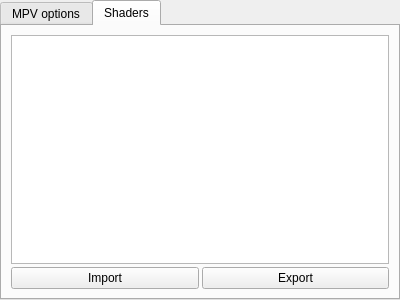
First picture: the form in prefs/prefadvanced.ui, repository brainrom/kokovp, before the edit.
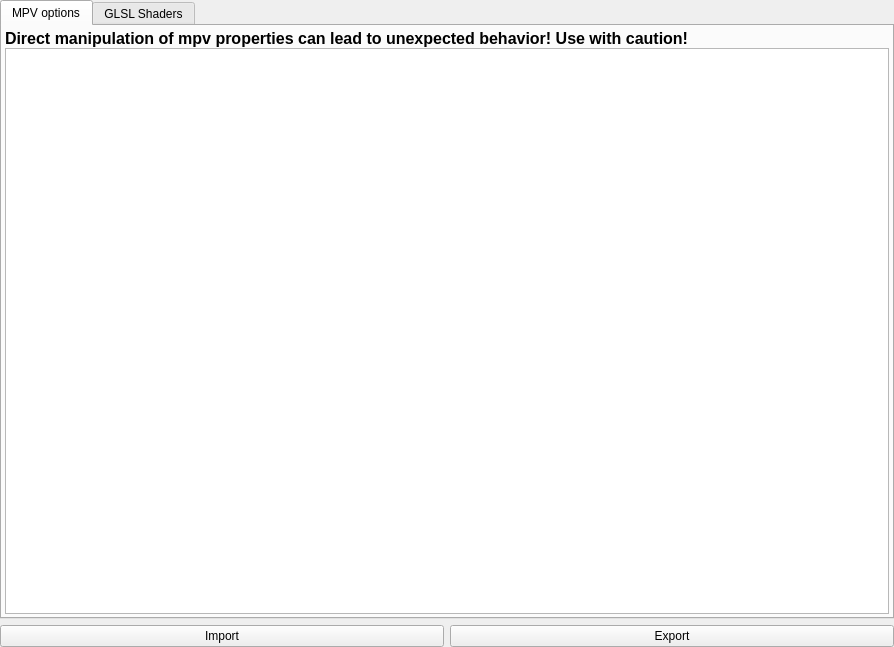
Second picture: the form after the edit. The open tabs and pages were chosen to show the change. Custom widgets are drawn as their Qt base class.

Commit message: Mostly functional PrefAdvanced based on new UI components. GLSL shaders and raw mpv props are configurable via rich GUI, presets can be imported/exported

```diff
--- a/prefs/prefadvanced.ui
+++ b/prefs/prefadvanced.ui
@@ -6,17 +6,14 @@
    <rect>
     <x>0</x>
     <y>0</y>
-    <width>400</width>
-    <height>300</height>
+    <width>894</width>
+    <height>647</height>
    </rect>
   </property>
   <property name="windowTitle">
    <string>Advanced</string>
   </property>
-  <layout class="QHBoxLayout" name="horizontalLayout">
-   <property name="spacing">
-    <number>0</number>
-   </property>
+  <layout class="QGridLayout" name="gridLayout_3">
    <property name="leftMargin">
     <number>0</number>
    </property>
@@ -29,8 +26,11 @@
    <property name="bottomMargin">
     <number>0</number>
    </property>
-   <item>
-    <widget class="QTabWidget" name="tabWidget">
+   <property name="spacing">
+    <number>6</number>
+   </property>
+   <item row="0" column="0" colspan="2">
+    <widget class="QTabWidget" name="tabs">
      <property name="currentIndex">
       <number>0</number>
      </property>
@@ -39,50 +39,69 @@
        <string>MPV options</string>
       </attribute>
       <layout class="QGridLayout" name="gridLayout">
+       <property name="leftMargin">
+        <number>3</number>
+       </property>
+       <property name="topMargin">
+        <number>3</number>
+       </property>
+       <property name="rightMargin">
+        <number>3</number>
+       </property>
+       <property name="bottomMargin">
+        <number>3</number>
+       </property>
        <property name="spacing">
-        <number>3</number>
+        <number>0</number>
        </property>
        <item row="1" column="0">
-        <widget class="QPushButton" name="pbImportOptions">
-         <property name="text">
-          <string>Import</string>
-         </property>
-        </widget>
+        <widget class="ManipulationTableView" name="twOptions"/>
        </item>
-       <item row="1" column="1">
-        <widget class="QPushButton" name="pbExportOptions">
+       <item row="0" column="0">
+        <widget class="QLabel" name="label">
+         <property name="font">
+          <font>
+           <pointsize>12</pointsize>
+           <bold>true</bold>
+          </font>
+         </property>
          <property name="text">
-          <string>Export</string>
+          <string>Direct manipulation of mpv properties can lead to unexpected behavior! Use with caution!</string>
          </property>
         </widget>
        </item>
-       <item row="0" column="0" colspan="2">
-        <widget class="QTableView" name="twMpvOptions"/>
-       </item>
       </layout>
      </widget>
      <widget class="QWidget" name="tab_2">
       <attribute name="title">
-       <string>Shaders</string>
+       <string>GLSL Shaders</string>
       </attribute>
       <layout class="QGridLayout" name="gridLayout_2">
-       <property name="spacing">
+       <property name="leftMargin">
         <number>3</number>
        </property>
-       <item row="0" column="0" colspan="2">
-        <widget class="QTableView" name="twMpvOptions_2"/>
+       <property name="topMargin">
+        <number>3</number>
+       </property>
+       <property name="rightMargin">
+        <number>3</number>
+       </property>
+       <property name="bottomMargin">
+        <number>3</number>
+       </property>
+       <property name="horizontalSpacing">
+        <number>3</number>
+       </property>
+       <property name="verticalSpacing">
+        <number>0</number>
+       </property>
+       <item row="1" column="0" colspan="2">
+        <widget class="ManipulationTableView" name="twShaders"/>
        </item>
-       <item row="1" column="0">
-        <widget class="QPushButton" name="pushButton_3">
+       <item row="0" column="0">
+        <widget class="QCheckBox" name="cbEnableShaders">
          <property name="text">
-          <string>Import</string>
-         </property>
-        </widget>
-       </item>
-       <item row="1" column="1">
-        <widget class="QPushButton" name="pushButton_4">
-         <property name="text">
-          <string>Export</string>
+          <string>Enable</string>
          </property>
         </widget>
        </item>
@@ -90,8 +109,29 @@
      </widget>
     </widget>
    </item>
+   <item row="1" column="0">
+    <widget class="QPushButton" name="pbImport">
+     <property name="text">
+      <string>Import</string>
+     </property>
+    </widget>
+   </item>
+   <item row="1" column="1">
+    <widget class="QPushButton" name="pbExport">
+     <property name="text">
+      <string>Export</string>
+     </property>
+    </widget>
+   </item>
   </layout>
  </widget>
+ <customwidgets>
+  <customwidget>
+   <class>ManipulationTableView</class>
+   <extends>QTableView</extends>
+   <header>utils/manipulationtableview.h</header>
+  </customwidget>
+ </customwidgets>
  <resources/>
  <connections/>
 </ui>
```
The commit also changes 8 other files.
